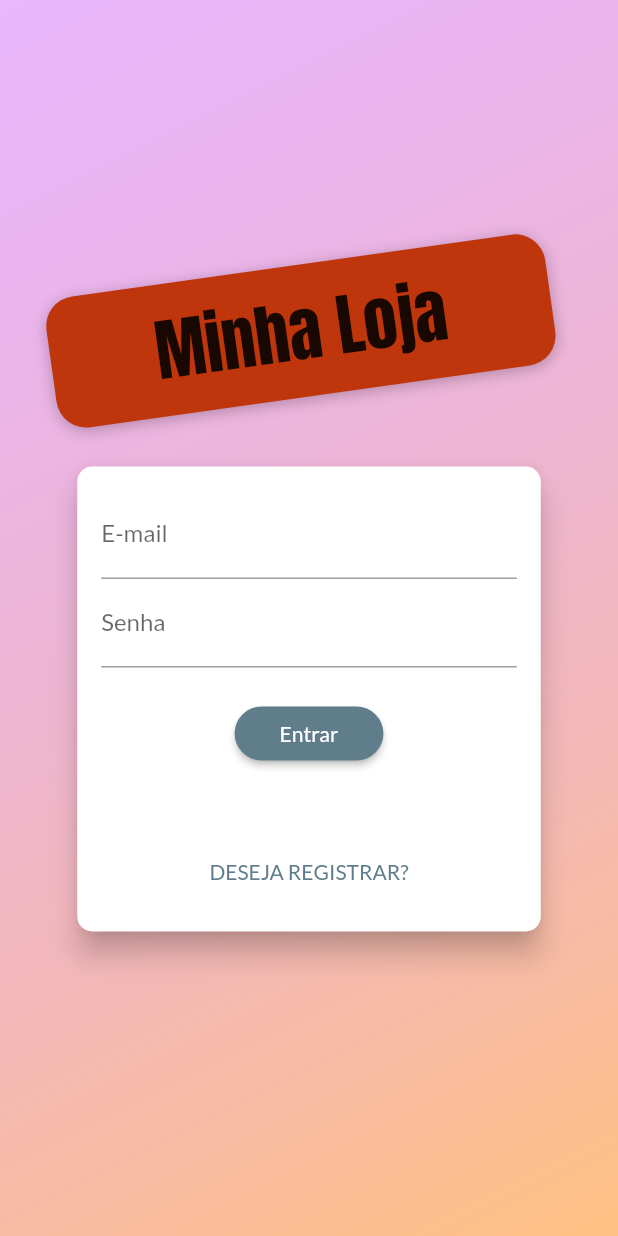
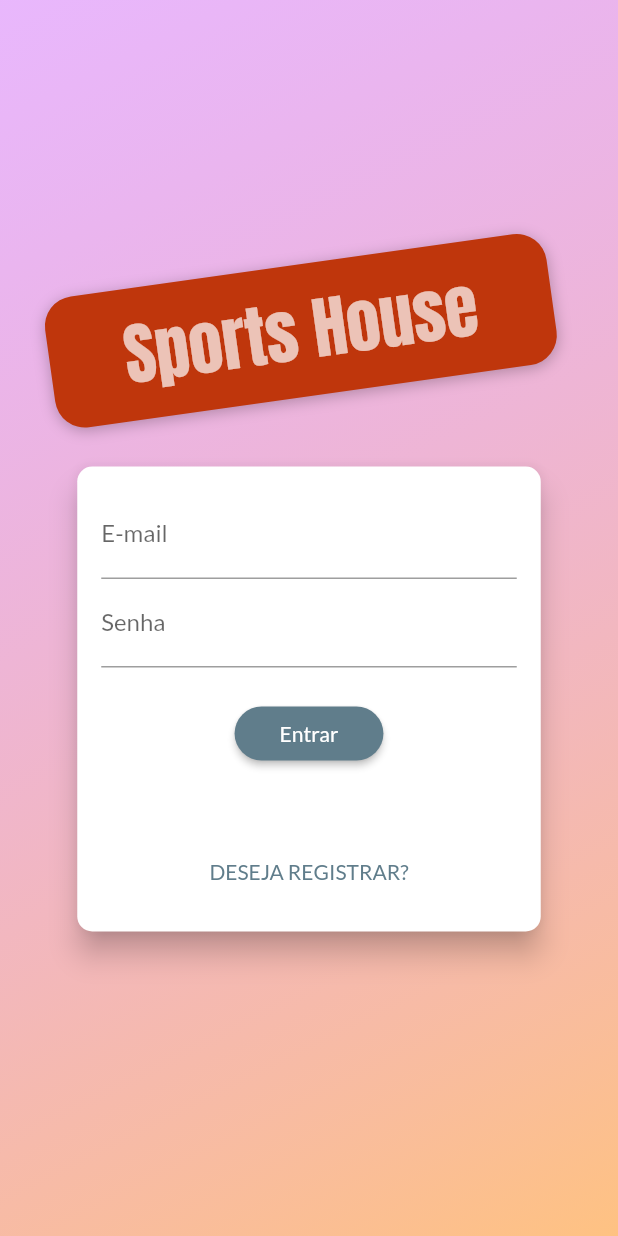
Before and after one commit to rmcassio/shop-app, a Flutter app: the screen it shows after launch, on a phone screen of 412 x 824 dp. Run offline on Flutter 3.47's test engine with Material 2 defaults, Android fonts, the phone set to English and light mode, and no system bars.

Commit message:
adding const parameters on pages

```diff
--- a/lib/exceptions/auth_excepetion.dart
+++ b/lib/exceptions/auth_excepetion.dart
@@ -1,11 +1,11 @@
 class AuthExcepetion implements Exception {
   static const Map<String, String> errors = {
-    'EMAIL_EXISTS': 'Email já cadastro! Tente fazer o login',
-    'OPERATION_NOT_ALLOWED': 'Operação não permitida',
+    'EMAIL_EXISTS': 'Email já cadastrado! Tente fazer o login.',
+    'OPERATION_NOT_ALLOWED': 'Operação não permitida.',
     'TOO_MANY_ATTEMPTS_TRY_LATER':
         'Muitas tentativas. Aguarde um momento e tente novamente',
-    'EMAIL_NOT_FOUND': 'Email não encontrado!',
-    'INVALID_PASSWORD': 'A senha está incorreta!',
+    'EMAIL_NOT_FOUND': 'Email não encontrado.',
+    'INVALID_PASSWORD': 'A senha está incorreta.',
     'USER_DISABLED': 'Esse usuário está temporariamente desabilitado',
   };
 
@@ -15,6 +15,6 @@ class AuthExcepetion implements Exception {
 
   @override
   String toString() {
-    return errors[key] ?? 'Ocorreu um erro no processo de autenticação.';
+    return errors[key] ?? 'Ocorreu um erro no processo de autenticação';
   }
 }
--- a/lib/pages/auth_page.dart
+++ b/lib/pages/auth_page.dart
@@ -14,7 +14,7 @@ class AuthPage extends StatelessWidget {
       body: Stack(
         children: [
           Container(
-            decoration: BoxDecoration(
+            decoration: const BoxDecoration(
               gradient: LinearGradient(
                 colors: [
                   Color.fromRGBO(215, 117, 255, 0.5),
@@ -25,7 +25,7 @@ class AuthPage extends StatelessWidget {
               ),
             ),
           ),
-          Container(
+          SizedBox(
             width: double.infinity,
             child: Column(
               mainAxisAlignment: MainAxisAlignment.center,
@@ -37,13 +37,13 @@ class AuthPage extends StatelessWidget {
                   ),
                   padding: const EdgeInsets.symmetric(
                     vertical: 10,
-                    horizontal: 70,
+                    horizontal: 50,
                   ),
                   transform: Matrix4.rotationZ(-8 * pi / 180)..translate(-10.0),
                   decoration: BoxDecoration(
                     borderRadius: BorderRadius.circular(20),
                     color: Colors.deepOrange.shade900,
-                    boxShadow: [
+                    boxShadow: const [
                       BoxShadow(
                         blurRadius: 8,
                         color: Colors.black26,
@@ -51,16 +51,16 @@ class AuthPage extends StatelessWidget {
                       ),
                     ],
                   ),
-                  child: Text(
-                    'Minha Loja',
+                  child: const Text(
+                    'Sports House',
                     style: TextStyle(
                       fontSize: 45,
                       fontFamily: 'Anton',
-                      color: Theme.of(context).accentTextTheme.headline6?.color,
+                      color: Colors.white70,
                     ),
                   ),
                 ),
-                AuthForm(),
+                const AuthForm(),
               ],
             ),
           ),
--- a/lib/pages/cart_page.dart
+++ b/lib/pages/cart_page.dart
@@ -28,7 +28,7 @@ class CartPage extends StatelessWidget {
               child: Row(
                 mainAxisAlignment: MainAxisAlignment.spaceBetween,
                 children: [
-                  Text(
+                  const Text(
                     'Total',
                     style: TextStyle(
                       fontSize: 20,
--- a/lib/pages/orders_page.dart
+++ b/lib/pages/orders_page.dart
@@ -13,14 +13,14 @@ class OrdersPage extends StatelessWidget {
       appBar: AppBar(
         title: Text('Meus Pedidos'),
       ),
-      drawer: AppDrawer(),
+      drawer: const AppDrawer(),
       body: FutureBuilder(
         future: Provider.of<OrderList>(context, listen: false).loadOrders(),
         builder: (ctx, snapshot) {
           if (snapshot.connectionState == ConnectionState.waiting) {
-            return Center(child: CircularProgressIndicator());
+            return const Center(child: CircularProgressIndicator());
           } else if (snapshot.error != null) {
-            return Center(
+            return const Center(
               child: Text('Ocorreu um erro'),
             );
           } else {
--- a/lib/pages/product_detail_page.dart
+++ b/lib/pages/product_detail_page.dart
@@ -29,7 +29,7 @@ class ProductDetailPage extends StatelessWidget {
             SizedBox(height: 10),
             Text(
               'R\$ ${product.price}',
-              style: TextStyle(
+              style: const TextStyle(
                 color: Colors.grey,
                 fontSize: 20,
               ),
--- a/lib/pages/product_form_page.dart
+++ b/lib/pages/product_form_page.dart
@@ -92,12 +92,12 @@ class _ProductFormPageState extends State<ProductFormPage> {
       await showDialog<void>(
         context: context,
         builder: (ctx) => AlertDialog(
-          title: Text('Ocorreu um erro!'),
-          content: Text('Ocorreu um erro para salvar o produto.'),
+          title: const Text('Ocorreu um erro!'),
+          content: const Text('Ocorreu um erro para salvar o produto.'),
           actions: [
             TextButton(
               onPressed: () => Navigator.of(context).pop(),
-              child: Text('Ok'),
+              child: const Text('Ok'),
             ),
           ],
         ),
--- a/lib/pages/products_page.dart
+++ b/lib/pages/products_page.dart
@@ -28,7 +28,7 @@ class ProductsPage extends StatelessWidget {
                 AppRoutes.PRODUCT_FORM,
               );
             },
-            icon: Icon(Icons.add),
+            icon: const Icon(Icons.add),
           ),
         ],
       ),
```
Also changed, not shown: lib/pages/products_overview_page.dart (+5 -5 lines).
